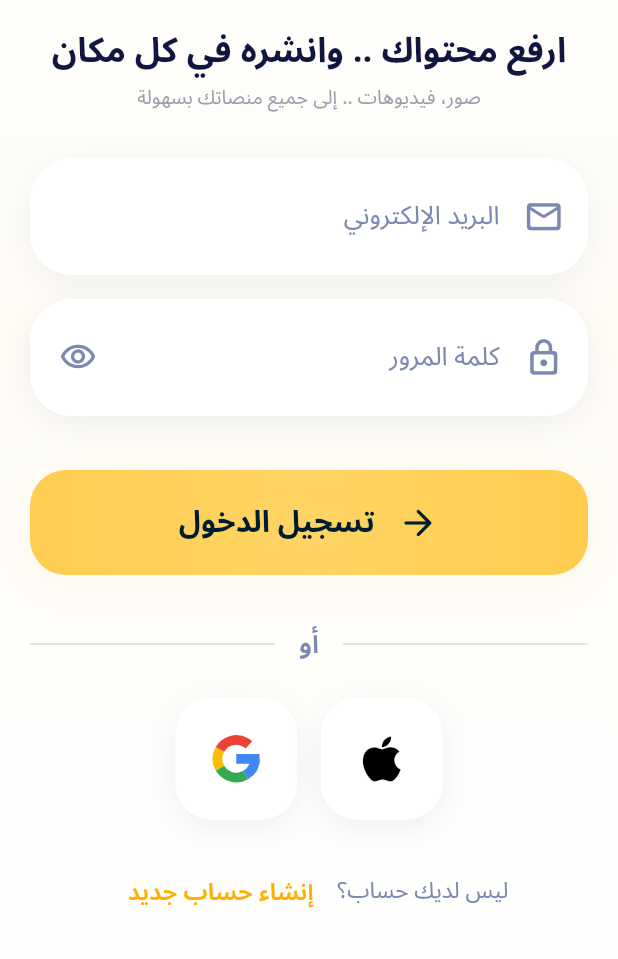
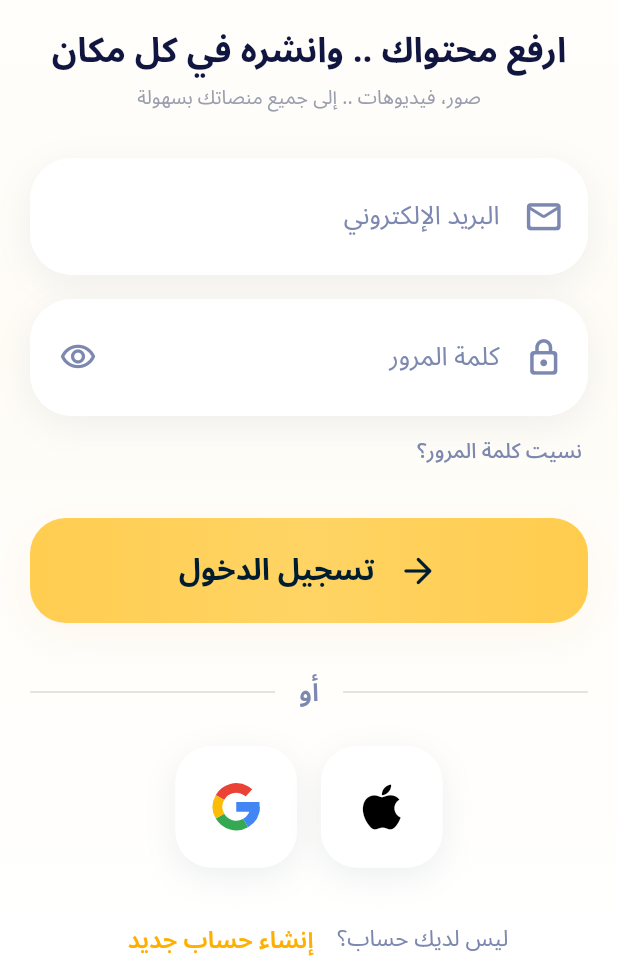
Before and after one commit to bandlux36-ai/share-app, a Flutter app: the screen it shows after launch, on a phone screen of 412 x 824 dp, the part 277-1236 px from its top. Run offline on Flutter 3.47's test engine with Material 3 defaults, Android fonts, the phone set to English and light mode, and no system bars; our stand-ins replace supabase_flutter; missing offline and left inert: dart:js_interop; accounts and stored records are empty.

Commit message:
Restore forgot-password link without recovery screens or requests

```diff
--- a/lib/features/auth/presentation/login_screen.dart
+++ b/lib/features/auth/presentation/login_screen.dart
@@ -186,7 +186,28 @@ class _LoginScreenState extends State<LoginScreen> {
                                 ),
                               ),
                             ),
-                            SizedBox(height: 24 + space),
+                            Align(
+                              alignment: AlignmentDirectional.centerStart,
+                              child: TextButton(
+                                onPressed: _busy
+                                    ? null
+                                    : () => _demo(
+                                        'استعادة كلمة المرور غير متاحة حاليًا.',
+                                      ),
+                                style: TextButton.styleFrom(
+                                  foregroundColor: ShareTheme.muted,
+                                  padding: const EdgeInsets.symmetric(
+                                    horizontal: 4,
+                                    vertical: 10,
+                                  ),
+                                ),
+                                child: const Text(
+                                  'نسيت كلمة المرور؟',
+                                  style: TextStyle(fontSize: 14),
+                                ),
+                              ),
+                            ),
+                            SizedBox(height: 8 + space),
                             DecoratedBox(
                               decoration: BoxDecoration(
                                 borderRadius: BorderRadius.circular(24),
```
Also changed, not shown: 2 other files.
